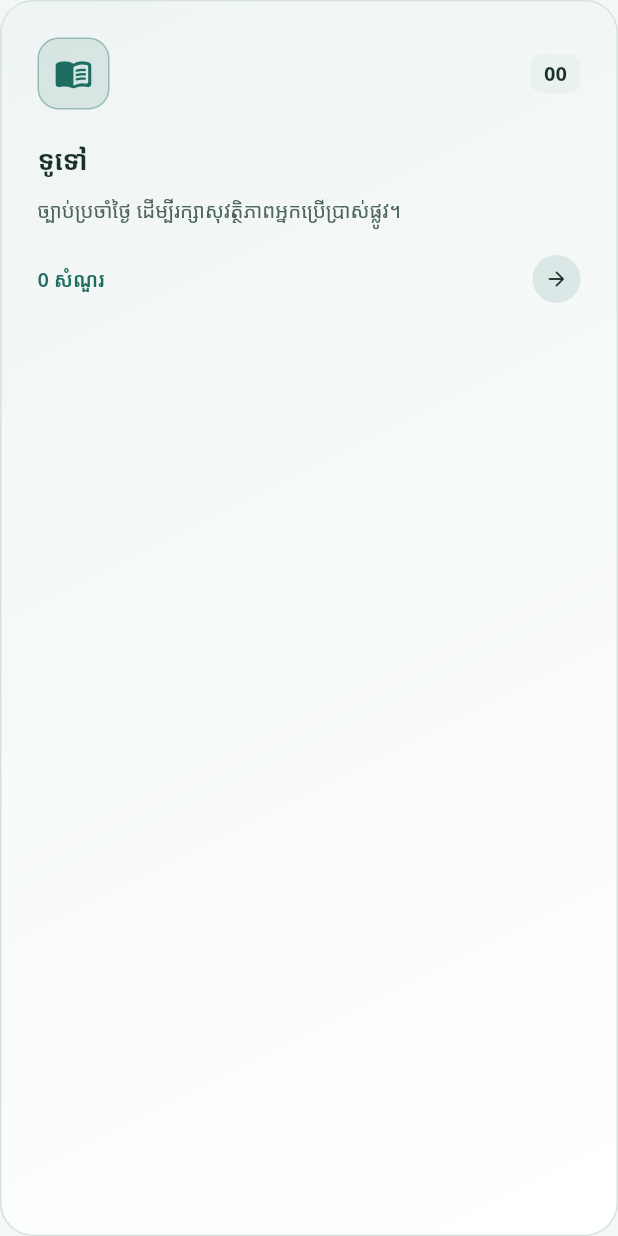
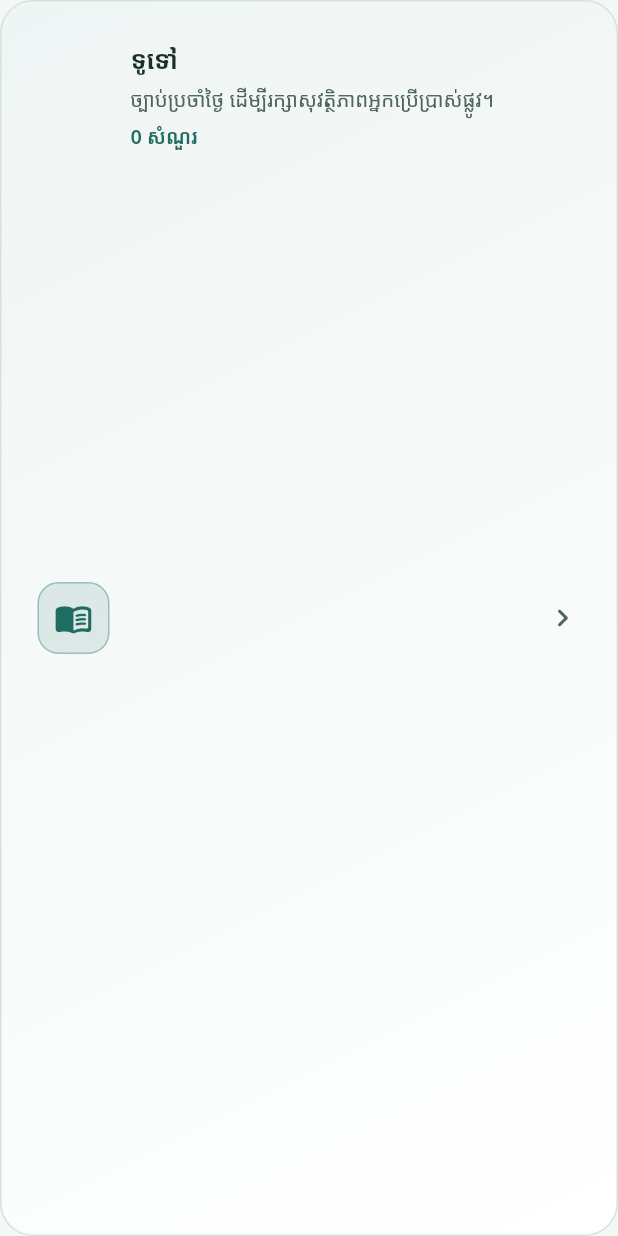
Before and after one commit to danishsary8/driving-rules, a Flutter app: the LearningCategoryCard widget shown alone on an empty page, opened directly with empty values, on a phone screen of 412 x 824 dp. Run offline on Flutter 3.47's test engine with Material 3 defaults, Android fonts, the phone set to English and light mode, and no system bars; our stand-ins replace flutter_animate, get, get_storage, shimmer; missing offline and left inert: dart:html; accounts and stored records are empty.

Commit message:
feat(home): compact one-row category cards on phones
On phones each category card was a tall block with mostly empty space, so
the five categories took ~1.5 screens. Below 600px wide the card is now a
single row (icon tile, title, two-line description, question count,
chevron) using the same colours, icon tile and card. Tablet/desktop grids
keep the full card. The decorative 01-05 badge is dropped in the compact
row since categories are not a sequence.

Co-Authored-By: Claude Opus 5.5 <noreply@anthropic.com>
Claude-Session: https://claude.ai/code/session_017gfMh7nQRQCz5eQTnyah2S

```diff
--- a/lib/modules/home/widgets/learning_cards.dart
+++ b/lib/modules/home/widgets/learning_cards.dart
@@ -24,16 +24,24 @@ class LearningCategoryCard extends StatelessWidget {
 
   @override
   Widget build(BuildContext context) {
-    final theme = Theme.of(context);
-    final isDark = theme.brightness == Brightness.dark;
-
     return PremiumCard(
       onTap: () {
         AppHaptics.selection();
         onTap();
       },
       accentColor: category.color,
-      child: Column(
+      // Phones get a one-row card; grid columns on tablets/desktop keep the
+      // full card even when a column is narrow.
+      child: MediaQuery.sizeOf(context).width < 600
+          ? _CompactCategoryContent(category: category, count: count)
+          : _buildFullContent(context),
+    );
+  }
+
+  Widget _buildFullContent(BuildContext context) {
+    final theme = Theme.of(context);
+    final isDark = theme.brightness == Brightness.dark;
+    return Column(
       crossAxisAlignment: CrossAxisAlignment.start,
       children: [
         Row(
@@ -96,7 +104,10 @@ class LearningCategoryCard extends StatelessWidget {
               child: Text(
                 '$count ${'study_question_count'.tr}',
                 style: theme.textTheme.labelMedium?.copyWith(
-                    color: AppColors.contentColor(category.color, theme.brightness),
+                  color: AppColors.contentColor(
+                    category.color,
+                    theme.brightness,
+                  ),
                   fontWeight: FontWeight.w600,
                 ),
               ),
@@ -117,22 +128,83 @@ class LearningCategoryCard extends StatelessWidget {
           ],
         ),
       ],
-      ),
     );
   }
 }
 
-/// Official Real Exam Simulation Card with Gold/Amber styling, Shield icon,
+/// Phone layout of a category card: one row with the icon, the text, and an
+/// arrow, so five categories fit without long scrolling.
+class _CompactCategoryContent extends StatelessWidget {
+  const _CompactCategoryContent({required this.category, required this.count});
+
+  final Category category;
+  final int count;
+
+  @override
+  Widget build(BuildContext context) {
+    final theme = Theme.of(context);
+    final isDark = theme.brightness == Brightness.dark;
+    final tint = AppColors.contentColor(category.color, theme.brightness);
+    return Row(
+      children: [
+        Container(
+          width: 48,
+          height: 48,
+          decoration: BoxDecoration(
+            color: category.color.withValues(alpha: isDark ? 0.22 : 0.12),
+            borderRadius: BorderRadius.circular(14),
+            border: Border.all(color: category.color.withValues(alpha: 0.35)),
+          ),
+          child: Icon(category.icon, size: 26, color: tint),
+        ),
+        const SizedBox(width: 14),
+        Expanded(
+          child: Column(
+            crossAxisAlignment: CrossAxisAlignment.start,
+            children: [
+              Text(
+                category.navKey.tr,
+                style: theme.textTheme.titleMedium?.copyWith(
+                  fontFamily: 'Kanit',
+                  fontSize: 17,
+                  fontWeight: FontWeight.w700,
+                ),
+              ),
+              const SizedBox(height: 2),
+              Text(
+                'category_${category.fileStem}_description'.tr,
+                maxLines: 2,
+                overflow: TextOverflow.ellipsis,
+                style: theme.textTheme.bodySmall?.copyWith(height: 1.45),
+              ),
+              const SizedBox(height: 6),
+              Text(
+                '$count ${'study_question_count'.tr}',
+                style: theme.textTheme.labelMedium?.copyWith(
+                  color: tint,
+                  fontWeight: FontWeight.w600,
+                ),
+              ),
+            ],
+          ),
+        ),
+        const SizedBox(width: 10),
+        Icon(
+          Icons.chevron_right_rounded,
+          color: AppColors.mutedFor(theme.brightness),
+        ),
+      ],
+    );
+  }
+}
+
+/// Real Exam Simulation Card with Gold/Amber styling, Shield icon,
 /// pass criteria, and the critical auto-fail rule highlighted.
 class RealExamCard extends StatelessWidget {
   final bool enabled;
   final VoidCallback onTap;
 
-  const RealExamCard({
-    super.key,
-    required this.enabled,
-    required this.onTap,
-  });
+  const RealExamCard({super.key, required this.enabled, required this.onTap});
 
   @override
   Widget build(BuildContext context) {
@@ -456,11 +528,7 @@ class PracticeModeCard extends StatelessWidget {
 
               if (isSmall) {
                 return Column(
-                  children: [
-                    gameBtn,
-                    const SizedBox(height: 8),
-                    studyBtn,
-                  ],
+                  children: [gameBtn, const SizedBox(height: 8), studyBtn],
                 );
               }
 
@@ -491,10 +559,8 @@ class PracticeExamCard extends StatelessWidget {
   });
 
   @override
-  Widget build(BuildContext context) => RealExamCard(
-    enabled: enabled,
-    onTap: onTap,
-  );
+  Widget build(BuildContext context) =>
+      RealExamCard(enabled: enabled, onTap: onTap);
 }
 
 class _FeatureChip extends StatelessWidget {
```
Lines whose indentation alone changed are shown as unchanged.
